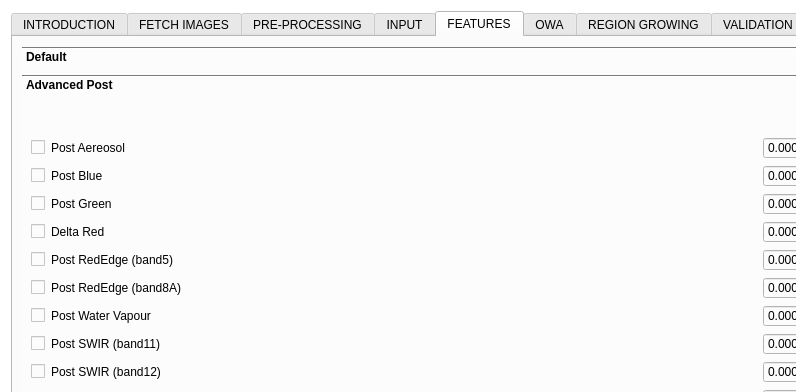
Old version of the form BAD_dialog_base.ui in the repository silviamacchi/BAD_v.3.0.0; both pictures show x 0 to 796 and y 0 to 392 of the 1030 by 700 pixel window.
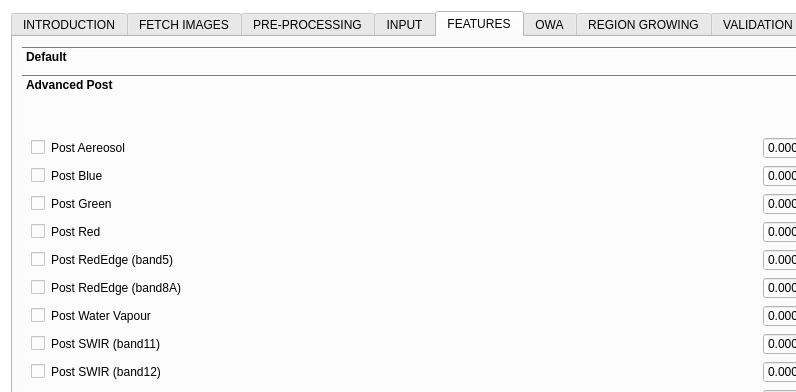
New version of the form. The open tabs and pages were chosen to show the change.

Commit message: changed post red name

What changed in the file:
```diff
--- a/BAD_dialog_base.ui
+++ b/BAD_dialog_base.ui
@@ -2973,7 +2973,7 @@
                <item>
                 <widget class="QLabel" name="label_108">
                  <property name="text">
-                  <string>Delta Red</string>
+                  <string>Post Red</string>
                  </property>
                 </widget>
                </item>
```
